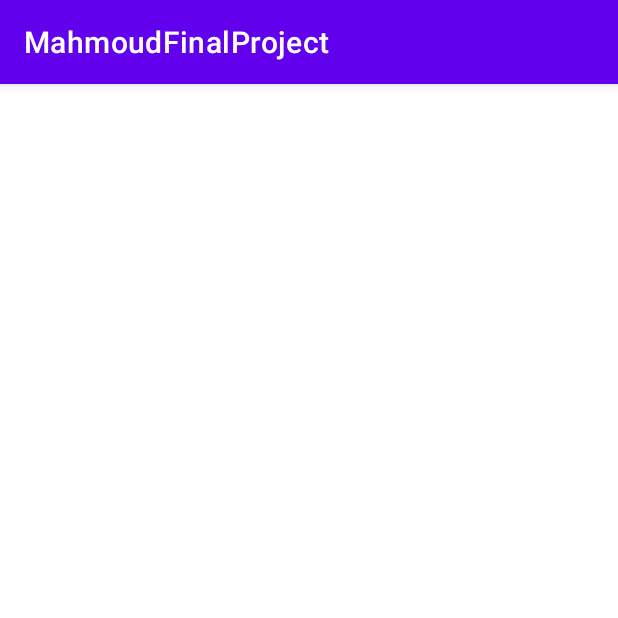
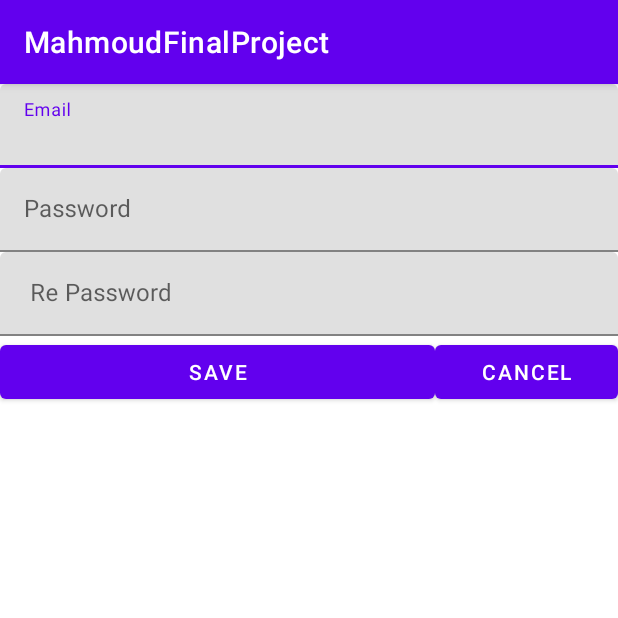
Before and after one commit to MahmoudAli25/MahmoudFinalProject1, an Android app: the SignUp screen opened directly, with no data from a screen before it, on a phone screen of 412 x 824 dp, the top half of it. Run offline under Robolectric (Android 15) with nearby library versions, the phone set to English and light mode, and no system bars.

Commit message:
تحضير الشاشات

```diff
--- a/app/src/main/java/mahmoud/mahmoudfinalproject/SignUp.java
+++ b/app/src/main/java/mahmoud/mahmoudfinalproject/SignUp.java
@@ -2,13 +2,82 @@ package mahmoud.mahmoudfinalproject;
 
 import androidx.appcompat.app.AppCompatActivity;
 
+import android.content.Intent;
 import android.os.Bundle;
+import android.view.View;
+import android.widget.Button;
+
+import com.google.android.material.textfield.TextInputEditText;
 
 public class SignUp extends AppCompatActivity {
+
+    private TextInputEditText ETmup;
+    private TextInputEditText ETpup;
+    private TextInputEditText ETreup;
+    private Button BNsave;
+    private Button BNcan;
 
     @Override
     protected void onCreate(Bundle savedInstanceState) {
         super.onCreate(savedInstanceState);
         setContentView(R.layout.activity_sign_up);
+
+        ETmup = findViewById(R.id.ETmup);
+        ETpup = findViewById(R.id.ETpup);
+        ETreup = findViewById(R.id.ETreup);
+        BNsave = findViewById(R.id.BNsave);
+        BNcan = findViewById(R.id.BNcan);
+
+        BNsave.setOnClickListener(new View.OnClickListener() {
+            @Override
+            public void onClick(View view) {
+                checkAndSave();
+            }
+        });
+        BNcan.setOnClickListener(new View.OnClickListener() {
+            @Override
+            public void onClick(View view) {
+                Intent i = new Intent(SignUp.this, SignIn.class);
+                startActivity(i);
+            }
+        });
     }
+
+        private void checkAndSave()//داله تفحص اذا اليميل صحيح وكلمة السر تطابق الاخرى
+        {
+            String email=ETmup.getText().toString();
+            String RePasw=ETreup.getText().toString();
+            String passw=ETpup.getText().toString();
+            boolean isok=true;
+
+            if(email.length()*passw.length()*RePasw.length()==0)
+            {
+                ETmup.setError("One of files are eror");
+                isok=false;
+            }
+
+            if(passw.equals(RePasw)==false)
+            {
+                ETreup.setError("enter the same password");
+                isok=false;
+            }
+            if(passw.length()==0)
+            {
+                ETpup.setError("enter your password");
+                isok=false;
+            }
+            if(email.indexOf("@")<=0)
+            {
+                ETmup.setError("wrong email");
+                isok=false;
+            }
+            if(passw.length()<7)
+            {
+                ETpup.setError("password at least 7 character");
+                isok=false;
+            }
+
+    }
+
+
 }
--- a/app/src/main/res/layout/activity_sign_up.xml
+++ b/app/src/main/res/layout/activity_sign_up.xml
@@ -1,9 +1,70 @@
 <?xml version="1.0" encoding="utf-8"?>
-<androidx.constraintlayout.widget.ConstraintLayout xmlns:android="http://schemas.android.com/apk/res/android"
+<LinearLayout xmlns:android="http://schemas.android.com/apk/res/android"
     xmlns:app="http://schemas.android.com/apk/res-auto"
     xmlns:tools="http://schemas.android.com/tools"
     android:layout_width="match_parent"
     android:layout_height="match_parent"
     tools:context=".SignUp">
 
-</androidx.constraintlayout.widget.ConstraintLayout>
+    <LinearLayout
+        android:layout_width="match_parent"
+        android:layout_height="wrap_content"
+        android:orientation="vertical">
+
+        <com.google.android.material.textfield.TextInputLayout
+            android:layout_width="match_parent"
+            android:layout_height="match_parent">
+
+            <com.google.android.material.textfield.TextInputEditText
+                android:id="@+id/ETmup"
+                android:layout_width="match_parent"
+                android:layout_height="wrap_content"
+                android:hint="Email" />
+        </com.google.android.material.textfield.TextInputLayout>
+
+        <com.google.android.material.textfield.TextInputLayout
+            android:layout_width="match_parent"
+            android:layout_height="match_parent">
+
+            <com.google.android.material.textfield.TextInputEditText
+                android:id="@+id/ETpup"
+                android:layout_width="match_parent"
+                android:layout_height="wrap_content"
+                android:hint="Password" />
+        </com.google.android.material.textfield.TextInputLayout>
+
+        <com.google.android.material.textfield.TextInputLayout
+            android:layout_width="match_parent"
+            android:layout_height="match_parent">
+
+            <com.google.android.material.textfield.TextInputEditText
+                android:id="@+id/ETreup"
+                android:layout_width="match_parent"
+                android:layout_height="wrap_content"
+                android:hint=" Re Password" />
+
+        </com.google.android.material.textfield.TextInputLayout>
+
+        <LinearLayout
+            android:layout_width="match_parent"
+            android:layout_height="match_parent"
+            android:orientation="horizontal">
+
+            <Button
+                android:id="@+id/BNsave"
+                android:layout_width="260dp"
+                android:layout_height="wrap_content"
+                android:layout_weight="1"
+                android:text="Save" />
+
+            <Button
+                android:id="@+id/BNcan"
+                android:layout_width="wrap_content"
+                android:layout_height="wrap_content"
+                android:layout_weight="1"
+                android:text="Cancel" />
+        </LinearLayout>
+
+    </LinearLayout>
+
+</LinearLayout>
```
Also changed, not shown: app/src/main/AndroidManifest.xml (+4 -3 lines), app/src/main/java/mahmoud/mahmoudfinalproject/SignIn.java (+94 -2 lines), app/src/main/java/mahmoud/mahmoudfinalproject/SplashScreen.java (+23 -3 lines), app/src/main/res/layout/activity_sign_in.xml (+47 -3 lines), app/src/main/res/layout/activity_splash_screen.xml (+7 -0 lines).
